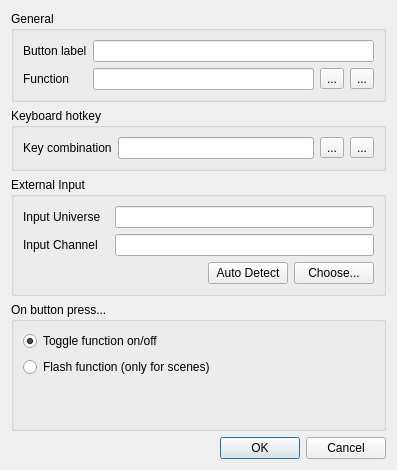
The window that ui/src/vcbuttonproperties.ui (Andersbakken/qlc) describes before a commit, drawn with Qt 5.
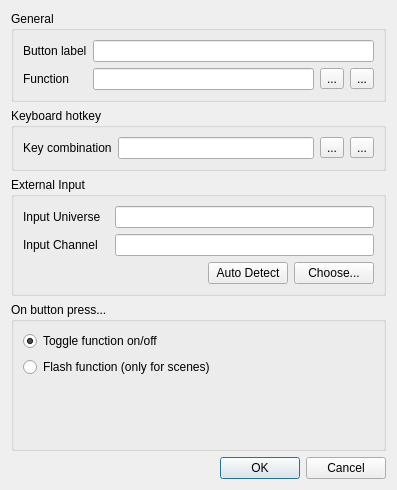
The same window after the commit. Icons and pictures are not drawn.

What changed in the file:
```diff
--- a/ui/src/vcbuttonproperties.ui
+++ b/ui/src/vcbuttonproperties.ui
@@ -7,7 +7,7 @@
     <x>0</x>
     <y>0</y>
     <width>397</width>
-    <height>470</height>
+    <height>490</height>
    </rect>
   </property>
   <property name="windowTitle">
```
Left out of the diff: 2 changed lines with no effect on the pictures.
